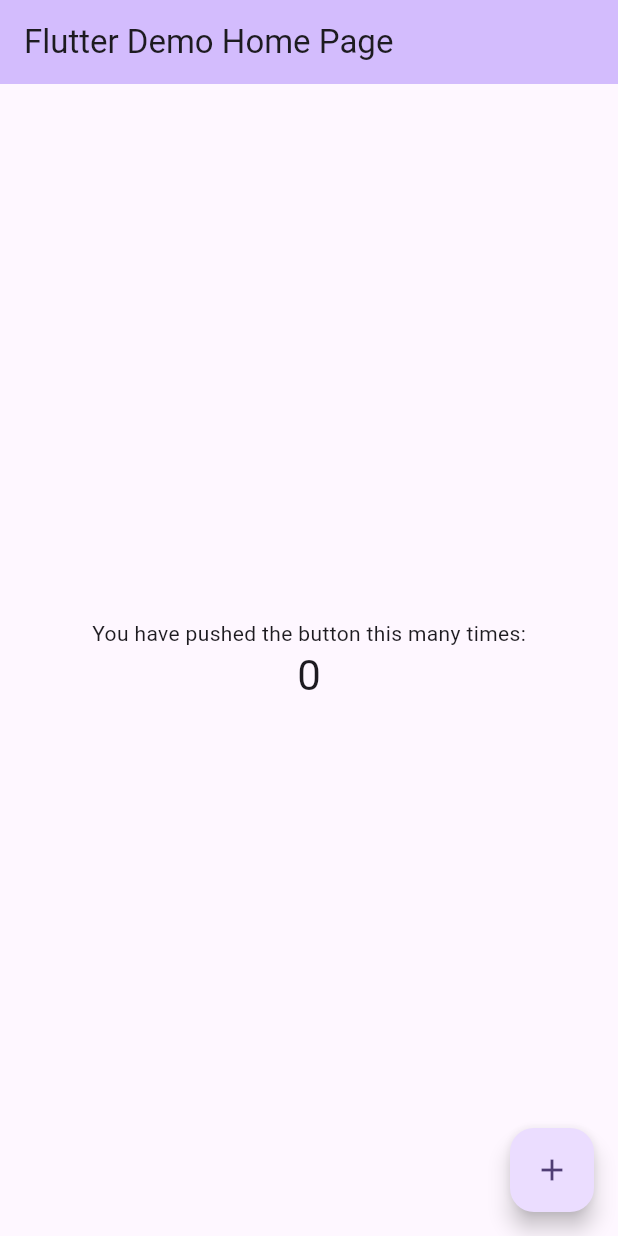
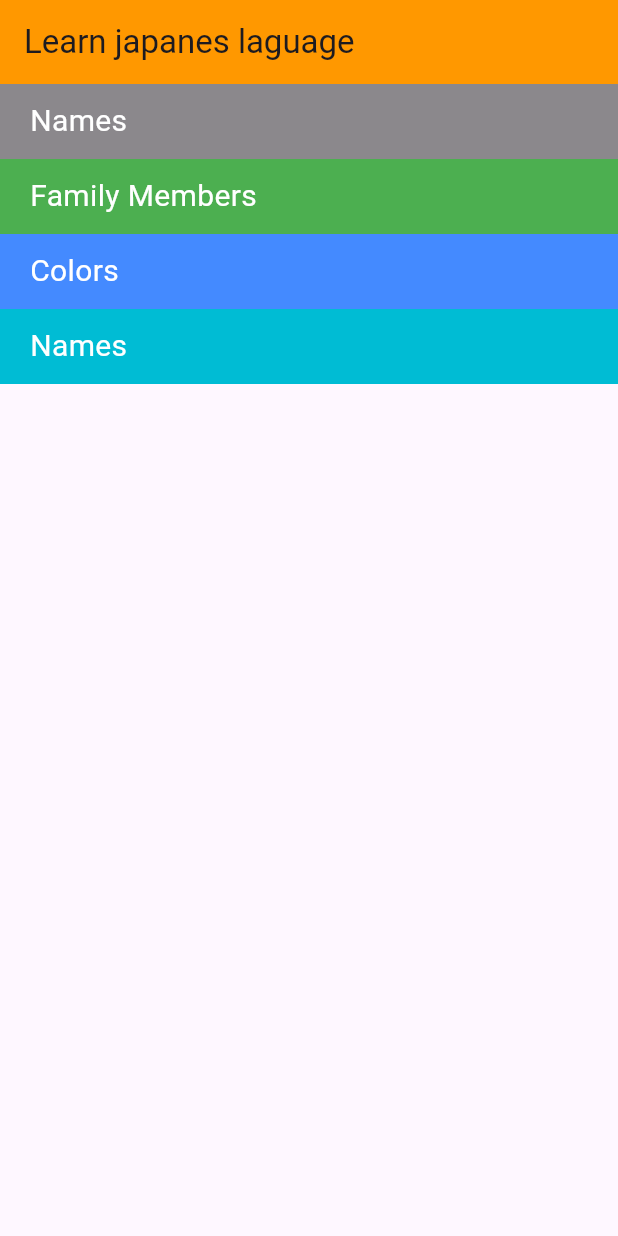
Before and after one commit to Waheed-Ashraf/Learning-Japanese-Language-App, a Flutter app: the screen it shows after launch, on a phone screen of 412 x 824 dp. Run offline on Flutter 3.47's test engine with Material 3 defaults, Android fonts, the phone set to English and light mode, and no system bars.

Commit message:
adding homepage & Numbers Screen

```diff
--- a/lib/main.dart
+++ b/lib/main.dart
@@ -1,4 +1,6 @@
 import 'package:flutter/material.dart';
+
+import 'screens/homepage.dart';
 
 void main() {
   runApp(const MyApp());
@@ -11,115 +13,8 @@
   @override
   Widget build(BuildContext context) {
     return MaterialApp(
-      title: 'Flutter Demo',
-      theme: ThemeData(
-        // This is the theme of your application.
-        //
-        // TRY THIS: Try running your application with "flutter run". You'll see
-        // the application has a purple toolbar. Then, without quitting the app,
-        // try changing the seedColor in the colorScheme below to Colors.green
-        // and then invoke "hot reload" (save your changes or press the "hot
-        // reload" button in a Flutter-supported IDE, or press "r" if you used
-        // the command line to start the app).
-        //
-        // Notice that the counter didn't reset back to zero; the application
-        // state is not lost during the reload. To reset the state, use hot
-        // restart instead.
-        //
-        // This works for code too, not just values: Most code changes can be
-        // tested with just a hot reload.
-        colorScheme: ColorScheme.fromSeed(seedColor: Colors.deepPurple),
-        useMaterial3: true,
-      ),
-      home: const MyHomePage(title: 'Flutter Demo Home Page'),
+      debugShowCheckedModeBanner: false,
+      home: HomePage(),
     );
   }
 }
-
-class MyHomePage extends StatefulWidget {
-  const MyHomePage({super.key, required this.title});
-
-  // This widget is the home page of your application. It is stateful, meaning
-  // that it has a State object (defined below) that contains fields that affect
-  // how it looks.
-
-  // This class is the configuration for the state. It holds the values (in this
-  // case the title) provided by the parent (in this case the App widget) and
-  // used by the build method of the State. Fields in a Widget subclass are
-  // always marked "final".
-
-  final String title;
-
-  @override
-  State<MyHomePage> createState() => _MyHomePageState();
-}
-
-class _MyHomePageState extends State<MyHomePage> {
-  int _counter = 0;
-
-  void _incrementCounter() {
-    setState(() {
-      // This call to setState tells the Flutter framework that something has
-      // changed in this State, which causes it to rerun the build method below
-      // so that the display can reflect the updated values. If we changed
-      // _counter without calling setState(), then the build method would not be
-      // called again, and so nothing would appear to happen.
-      _counter++;
-    });
-  }
-
-  @override
-  Widget build(BuildContext context) {
-    // This method is rerun every time setState is called, for instance as done
-    // by the _incrementCounter method above.
-    //
-    // The Flutter framework has been optimized to make rerunning build methods
-    // fast, so that you can just rebuild anything that needs updating rather
-    // than having to individually change instances of widgets.
-    return Scaffold(
-      appBar: AppBar(
-        // TRY THIS: Try changing the color here to a specific color (to
-        // Colors.amber, perhaps?) and trigger a hot reload to see the AppBar
-        // change color while the other colors stay the same.
-        backgroundColor: Theme.of(context).colorScheme.inversePrimary,
-        // Here we take the value from the MyHomePage object that was created by
-        // the App.build method, and use it to set our appbar title.
-        title: Text(widget.title),
-      ),
-      body: Center(
-        // Center is a layout widget. It takes a single child and positions it
-        // in the middle of the parent.
-        child: Column(
-          // Column is also a layout widget. It takes a list of children and
-          // arranges them vertically. By default, it sizes itself to fit its
-          // children horizontally, and tries to be as tall as its parent.
-          //
-          // Column has various properties to control how it sizes itself and
-          // how it positions its children. Here we use mainAxisAlignment to
-          // center the children vertically; the main axis here is the vertical
-          // axis because Columns are vertical (the cross axis would be
-          // horizontal).
-          //
-          // TRY THIS: Invoke "debug painting" (choose the "Toggle Debug Paint"
-          // action in the IDE, or press "p" in the console), to see the
-          // wireframe for each widget.
-          mainAxisAlignment: MainAxisAlignment.center,
-          children: <Widget>[
-            const Text(
-              'You have pushed the button this many times:',
-            ),
-            Text(
-              '$_counter',
-              style: Theme.of(context).textTheme.headlineMedium,
-            ),
-          ],
-        ),
-      ),
-      floatingActionButton: FloatingActionButton(
-        onPressed: _incrementCounter,
-        tooltip: 'Increment',
-        child: const Icon(Icons.add),
-      ), // This trailing comma makes auto-formatting nicer for build methods.
-    );
-  }
-}
--- /dev/null
+++ b/lib/reusable_component/homepage_cat.dart
@@ -0,0 +1,33 @@
+import 'package:flutter/material.dart';
+
+// ignore: must_be_immutable
+class HomepageCategories extends StatelessWidget {
+  HomepageCategories(
+      {super.key, this.cateName, this.color, required this.onTap});
+  String? cateName;
+  Color? color;
+  Function()? onTap;
+
+  @override
+  Widget build(BuildContext context) {
+    return GestureDetector(
+      onTap: onTap,
+      child: Container(
+        alignment: Alignment.centerLeft,
+        height: 50,
+        width: double.infinity,
+        color: color,
+        child: Padding(
+          padding: const EdgeInsets.only(left: 20),
+          child: Text(
+            "$cateName",
+            style: const TextStyle(
+              fontSize: 20,
+              color: Colors.white,
+            ),
+          ),
+        ),
+      ),
+    );
+  }
+}
--- /dev/null
+++ b/lib/screens/homepage.dart
@@ -0,0 +1,55 @@
+import 'package:flutter/material.dart';
+import 'package:learning_japanese_language/reusable_component/homepage_cat.dart';
+import 'package:learning_japanese_language/screens/numbers.dart';
+
+class HomePage extends StatelessWidget {
+  @override
+  Widget build(BuildContext context) {
+    return Scaffold(
+      appBar: AppBar(
+        title: const Text("Learn japanes laguage"),
+        backgroundColor: Colors.orange,
+      ),
+      body: Column(
+        children: [
+          HomepageCategories(
+            cateName: "Names",
+            color: Colors.black45,
+            onTap: () {
+              Navigator.push(context, MaterialPageRoute(builder: (context) {
+                return NumbersScreen();
+              }));
+            },
+          ),
+          HomepageCategories(
+            cateName: "Family Members",
+            color: Colors.green,
+            onTap: () {
+              Navigator.push(context, MaterialPageRoute(builder: (context) {
+                return NumbersScreen();
+              }));
+            },
+          ),
+          HomepageCategories(
+            cateName: "Colors",
+            color: Colors.blueAccent,
+            onTap: () {
+              Navigator.push(context, MaterialPageRoute(builder: (context) {
+                return NumbersScreen();
+              }));
+            },
+          ),
+          HomepageCategories(
+            cateName: "Names",
+            color: Colors.cyan,
+            onTap: () {
+              Navigator.push(context, MaterialPageRoute(builder: (context) {
+                return NumbersScreen();
+              }));
+            },
+          ),
+        ],
+      ),
+    );
+  }
+}
```
Also changed, not shown: lib/models/numbersdata.dart (added, +7 -0 lines), lib/reusable_component/numbers_items.dart (added, +56 -0 lines), lib/screens/numbers.dart (added, +83 -0 lines), pubspec.yaml (+4 -3 lines).
